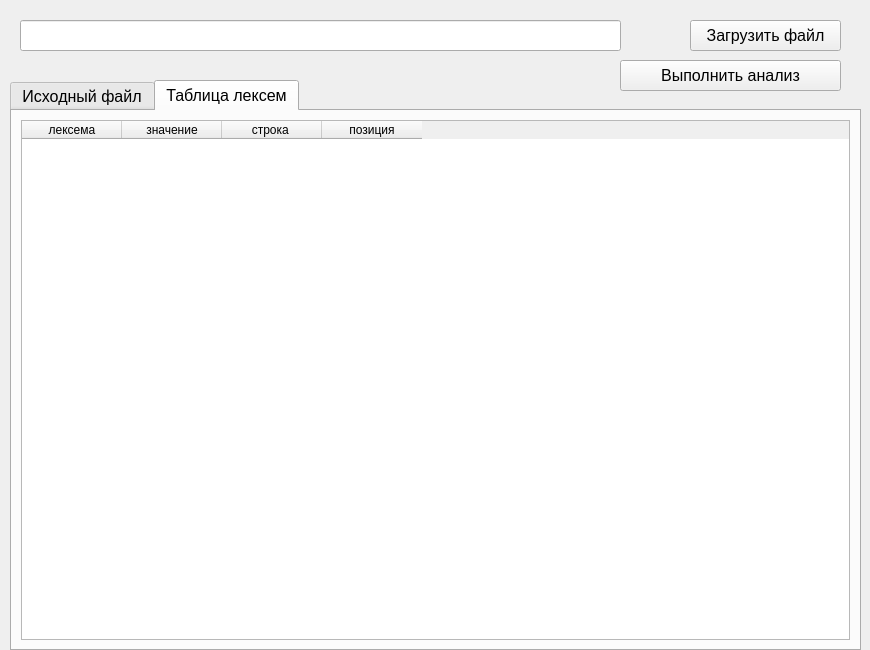
Above: mainwindow.ui from zelpold/lexem before the change. Below: the same form after it.
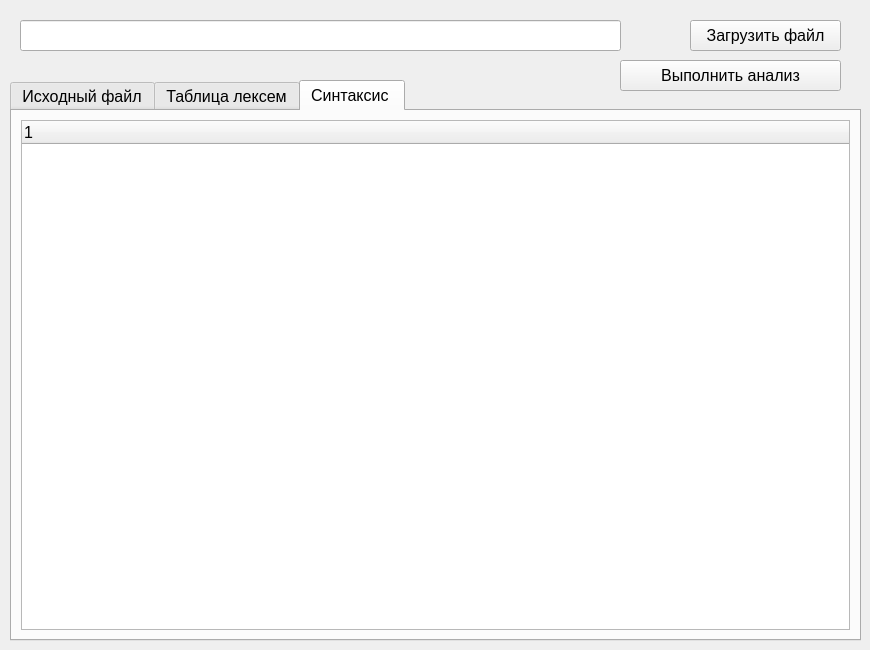
That is the form after the change.

The edit to the form file:
```diff
--- a/mainwindow.ui
+++ b/mainwindow.ui
@@ -61,11 +61,11 @@
       <x>10</x>
       <y>80</y>
       <width>851</width>
-      <height>571</height>
+      <height>561</height>
      </rect>
     </property>
     <property name="currentIndex">
-     <number>1</number>
+     <number>2</number>
     </property>
     <widget class="QWidget" name="tab">
      <attribute name="title">
@@ -108,6 +108,22 @@
       </item>
      </layout>
     </widget>
+    <widget class="QWidget" name="tab_3">
+     <attribute name="title">
+      <string>Синтаксис </string>
+     </attribute>
+     <layout class="QHBoxLayout" name="horizontalLayout">
+      <item>
+       <widget class="QTreeWidget" name="treeWidget">
+        <column>
+         <property name="text">
+          <string notr="true">1</string>
+         </property>
+        </column>
+       </widget>
+      </item>
+     </layout>
+    </widget>
    </widget>
   </widget>
  </widget>
```
